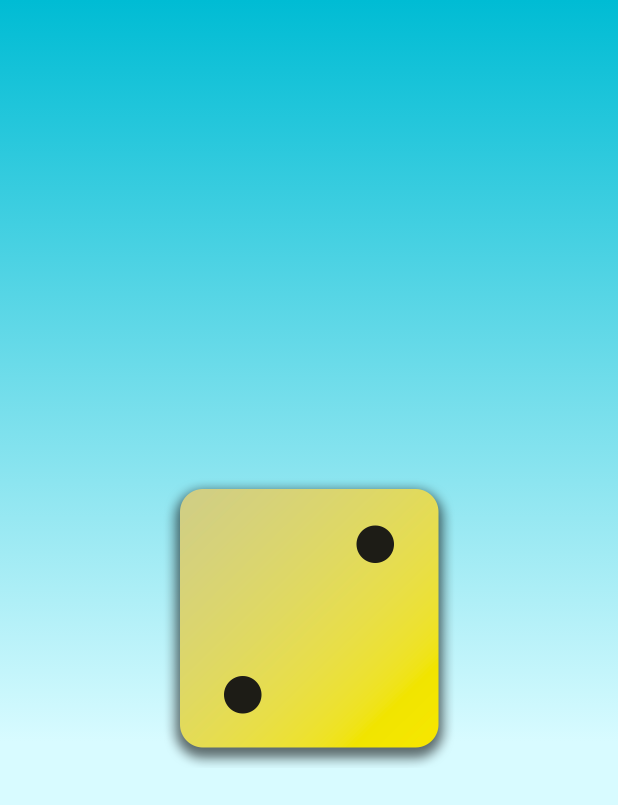
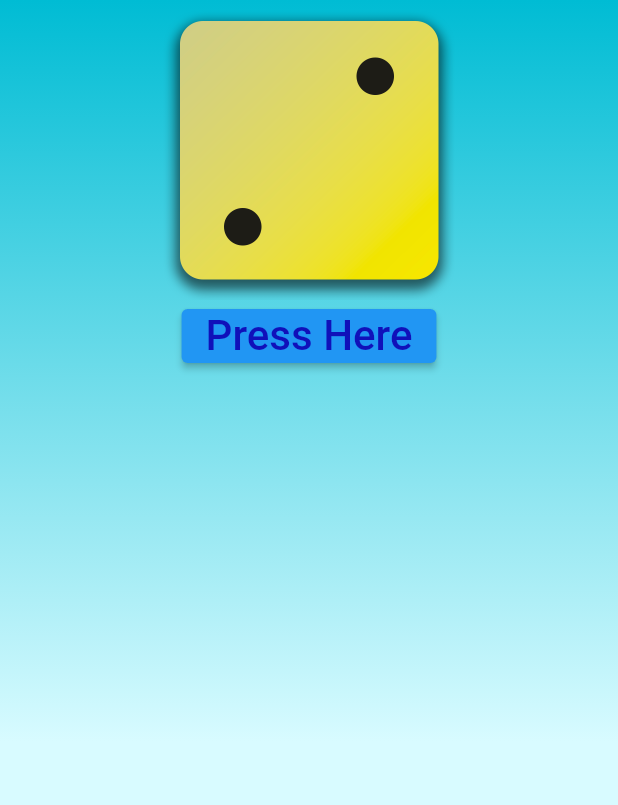
Before and after one commit to RonnieArnab/flutter_projects, a Flutter app: the screen it shows after launch, on a phone screen of 412 x 824 dp. Shown: the top 805 px of the screen. Run offline on Flutter 3.47's test engine with Material 2 defaults, Android fonts, the phone set to English and light mode, and no system bars.

Commit message:
Adding button

```diff
--- a/first_app/lib/gradient_container.dart
+++ b/first_app/lib/gradient_container.dart
@@ -1,8 +1,13 @@
+import 'package:first_app/style_text.dart';
 import 'package:flutter/material.dart';
 // import 'package:first_app/style_text.dart' ;
 
 class GradientContiner extends StatelessWidget {
   const GradientContiner(this.color,{super.key});
+
+  void rollDice() {
+
+  }
 
   final List<Color> color ;
   @override
@@ -16,8 +21,13 @@ class GradientContiner extends StatelessWidget {
         end: Alignment.topCenter,
       )),
       child: Center(
-        child: Image.asset('assets/images/dice-2.png',width: 200,) ,
-      ),
+        child: Column(children: [
+          Image.asset(
+            'assets/images/dice-2.png',
+            width: 200,
+            ) ,
+          ElevatedButton(onPressed: rollDice, child: const StyleText('Press Here'))
+      ]),)
     );
   }
 }
```
